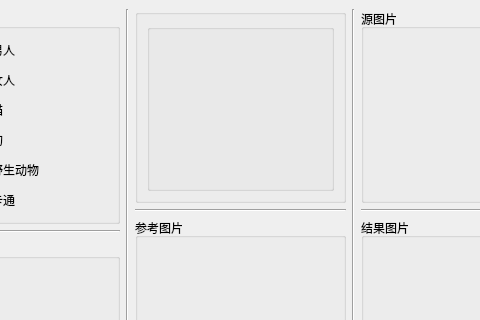
Qt form newStar.ui (yuxinghuo/stargan-window) before a commit; both pictures show x 99 to 579 and y 0 to 320 of the 1100 by 700 pixel window.
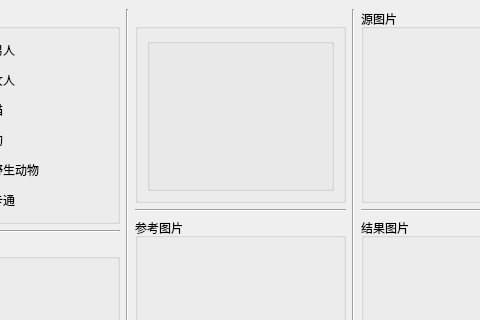
The same form after that commit.

Commit message: 修改界面

What changed in the file:
```diff
--- a/newStar.ui
+++ b/newStar.ui
@@ -144,7 +144,7 @@
                         <item>
                             <widget class="QGroupBox" name="logoGroup">
                                 <property name="title">
-                                    <string></string>
+                                    <string> </string>
                                 </property>
                                 <layout class="QHBoxLayout" name="horizontalLayout_3">
                                     <item>
```
The commit also changes 1 other file.
